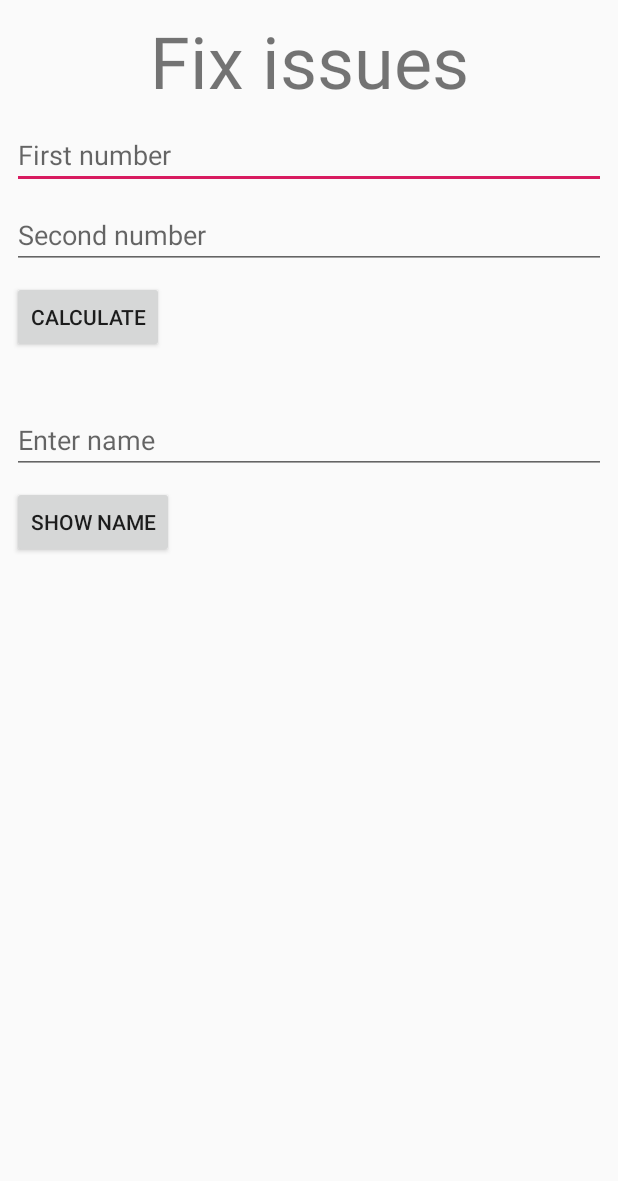
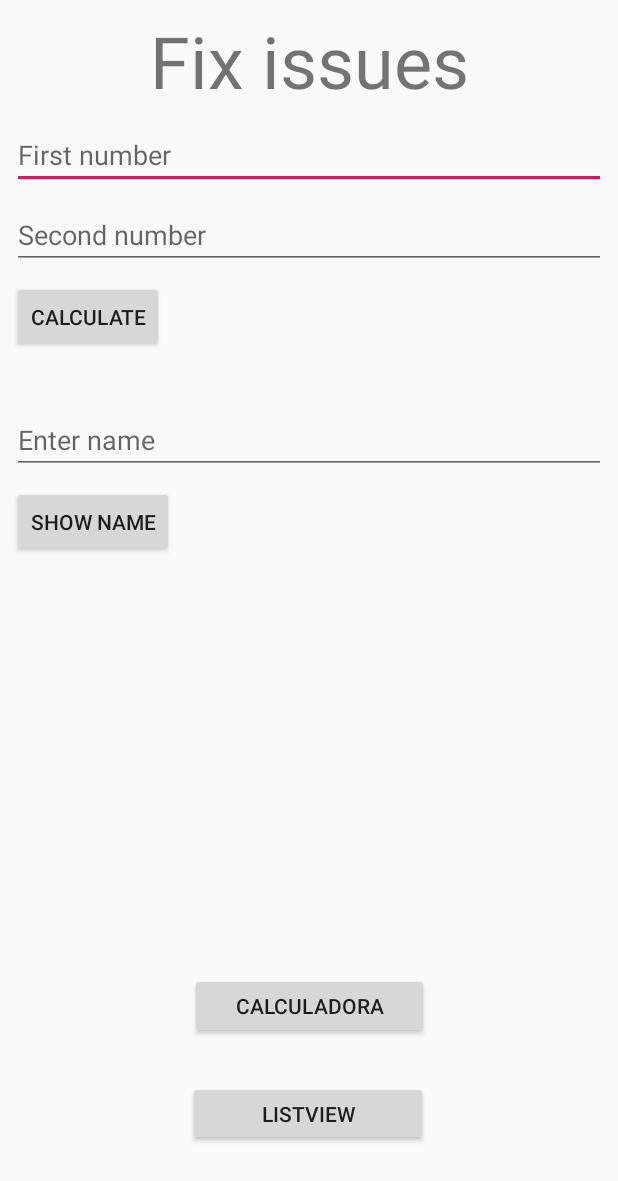
Before and after one commit to linchis/Prueba01Android, an Android app: the layout activity_main.xml on its own in the app's theme, with its tools: preview values and no code run, on a phone screen of 412 x 824 dp. Shown: the top 1181 px of the screen. Run offline under Robolectric (Android 15) with nearby library versions, the phone set to English and light mode, and no system bars.

Commit message:
Actualizacion de las secciones 2 y 3

```diff
--- a/app/build.gradle
+++ b/app/build.gradle
@@ -22,6 +22,8 @@ dependencies {
     implementation fileTree(dir: 'libs', include: ['*.jar'])
     implementation 'com.android.support:appcompat-v7:28.0.0'
     implementation 'com.android.support.constraint:constraint-layout:1.1.3'
+    implementation 'com.android.support:design:28.0.0'
+    implementation 'com.google.code.gson:gson:2.8.5'
     testImplementation 'junit:junit:4.12'
     androidTestImplementation 'com.android.support.test:runner:1.0.2'
     androidTestImplementation 'com.android.support.test.espresso:espresso-core:3.0.2'
--- a/app/src/main/res/layout/activity_main.xml
+++ b/app/src/main/res/layout/activity_main.xml
@@ -32,7 +32,8 @@
         android:inputType="number"
         app:layout_constraintEnd_toEndOf="parent"
         app:layout_constraintStart_toStartOf="parent"
-        app:layout_constraintTop_toBottomOf="@+id/textView" />
+        app:layout_constraintTop_toBottomOf="@+id/textView"
+        android:autofillHints="" />
 
     <EditText
         android:id="@+id/etOpB"
@@ -46,7 +47,8 @@
         android:inputType="textPersonName"
         app:layout_constraintEnd_toEndOf="parent"
         app:layout_constraintStart_toStartOf="parent"
-        app:layout_constraintTop_toBottomOf="@+id/etOpA" />
+        app:layout_constraintTop_toBottomOf="@+id/etOpA"
+        android:autofillHints="" />
 
     <TextView
         android:id="@+id/tvNombre"
@@ -83,7 +85,8 @@
         app:layout_constraintEnd_toEndOf="parent"
         app:layout_constraintHorizontal_bias="0.0"
         app:layout_constraintStart_toStartOf="parent"
-        app:layout_constraintTop_toBottomOf="@+id/tvResultado" />
+        app:layout_constraintTop_toBottomOf="@+id/tvResultado"
+        android:autofillHints="" />
 
     <Button
         android:id="@+id/btShow"
@@ -106,4 +109,32 @@
         app:layout_constraintEnd_toEndOf="parent"
         app:layout_constraintStart_toStartOf="parent"
         app:layout_constraintTop_toBottomOf="@+id/btCalculate" />
+
+    <Button
+        android:id="@+id/btnCalculadora"
+        android:layout_width="159dp"
+        android:layout_height="44dp"
+        android:layout_marginStart="8dp"
+        android:layout_marginTop="8dp"
+        android:layout_marginEnd="8dp"
+        android:layout_marginBottom="28dp"
+        android:text="@string/calculadora"
+        app:layout_constraintBottom_toTopOf="@+id/btnListView"
+        app:layout_constraintEnd_toEndOf="parent"
+        app:layout_constraintStart_toStartOf="parent"
+        app:layout_constraintTop_toBottomOf="@+id/tvNombre"
+        app:layout_constraintVertical_bias="1.0" />
+
+    <Button
+        android:id="@+id/btnListView"
+        android:layout_width="160dp"
+        android:layout_height="43dp"
+        android:layout_marginStart="8dp"
+        android:layout_marginEnd="8dp"
+        android:layout_marginBottom="60dp"
+        android:text="ListView"
+        app:layout_constraintBottom_toBottomOf="parent"
+        app:layout_constraintEnd_toEndOf="parent"
+        app:layout_constraintHorizontal_bias="0.498"
+        app:layout_constraintStart_toStartOf="parent" />
 </android.support.constraint.ConstraintLayout>
```
Also changed, not shown: app/src/main/AndroidManifest.xml (+16 -2 lines), app/src/main/java/com/ibermatica/pruebaandroid/MainActivity.java (+21 -1 lines), app/src/main/res/values/strings.xml (+12 -0 lines), app/src/main/res/values/styles.xml (+9 -0 lines), 4 other files.
